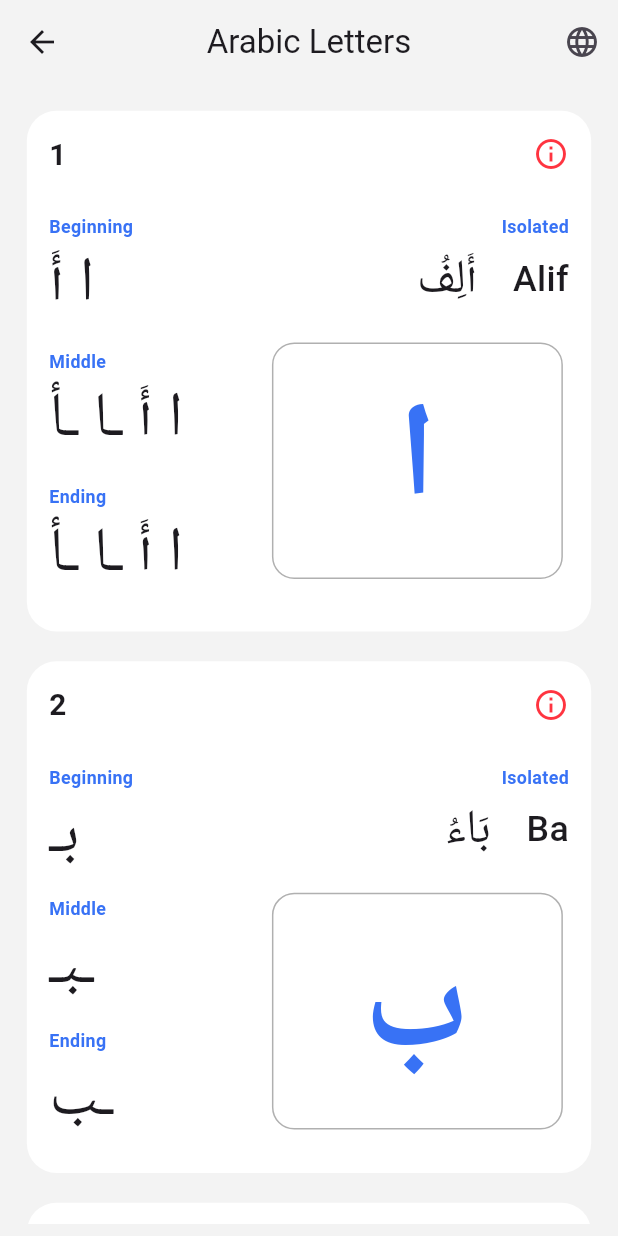
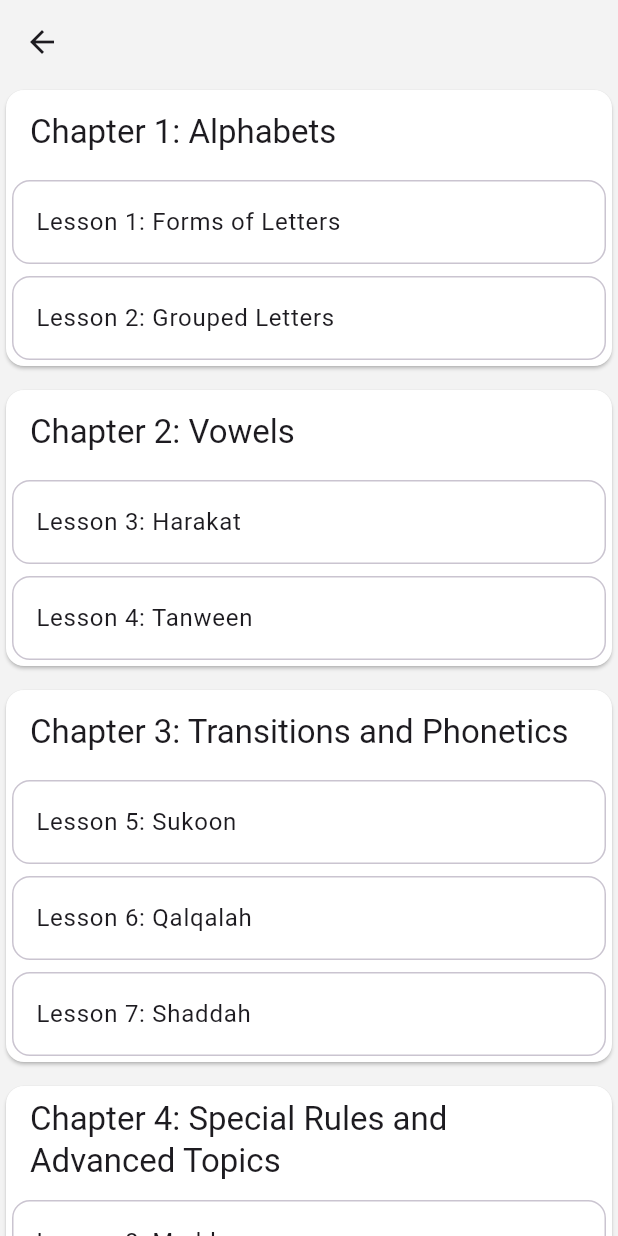
Before and after one commit to nuaiman/baqiyaat, a Flutter app: the DashboardScreen screen opened directly, after a tap on "Qaida", on a phone screen of 412 x 824 dp. Run offline on Flutter 3.47's test engine with Material 3 defaults, Android fonts, the phone set to English and light mode, and no system bars; our stand-ins replace flutter_riverpod, shared_preferences; accounts and stored records are empty.

Commit message:
added lesson two and qaida menu

```diff
--- a/lib/features/dashboard/screens/dashboard_screen.dart
+++ b/lib/features/dashboard/screens/dashboard_screen.dart
@@ -1,6 +1,7 @@
 import 'package:app/core/utils/navigators.dart';
-import 'package:app/features/qaida/ch1/screens/huruf_screen.dart';
 import 'package:flutter/material.dart';
+
+import '../../qaida/ch0_contents/screens/qaida_screen.dart';
 
 class DashboardScreen extends StatelessWidget {
   const DashboardScreen({super.key});
@@ -10,7 +11,7 @@ class DashboardScreen extends StatelessWidget {
     return Scaffold(
       body: ElevatedButton(
         onPressed: () {
-          navigateTo(context, HurufScreen());
+          navigateTo(context, QaidaScreen());
         },
         child: Text('Qaida'),
       ),
--- /dev/null
+++ b/lib/features/qaida/ch0_contents/screens/qaida_screen.dart
@@ -0,0 +1,219 @@
+import 'package:app/core/utils/navigators.dart';
+import 'package:app/features/qaida/ch1/screens/lesson_one_screen.dart';
+import 'package:flutter/material.dart';
+
+import '../../ch1/screens/lesson_two_screen.dart';
+
+class QaidaScreen extends StatelessWidget {
+  const QaidaScreen({super.key});
+
+  @override
+  Widget build(BuildContext context) {
+    // return Scaffold(
+    //   appBar: AppBar(title: Text('Qaida')),
+    //   body: ListView(
+    //     children: [
+    //       Card.outlined(
+    //         elevation: 0,
+    //         child: ListTile(
+    //           title: Text('Chapter 1: Alphabets'),
+    //           subtitle: Text('Arabic letters with various forms'),
+    //         ),
+    //       ),
+    //     ],
+    //   ),
+    // );
+    return Scaffold(
+      appBar: AppBar(),
+      body: SingleChildScrollView(
+        child: Column(
+          spacing: 8,
+          children: [
+            // Chapter 1: Alphabets
+            Card(
+              child: Column(
+                children: [
+                  ListTile(
+                    title: Text(
+                      'Chapter 1: Alphabets',
+                      style: Theme.of(context).textTheme.titleLarge,
+                    ),
+                  ),
+                  Card.outlined(
+                    child: ListTile(
+                      onTap: () {
+                        navigateTo(context, LessonOneScreen());
+                      },
+                      title: Text('Lesson 1: Forms of Letters'),
+                    ),
+                  ),
+                  Card.outlined(
+                    child: ListTile(
+                      onTap: () {
+                        navigateTo(context, Lesson2Screen());
+                      },
+                      title: Text('Lesson 2: Grouped Letters'),
+                    ),
+                  ),
+                ],
+              ),
+            ),
+
+            // Chapter 2: Vowels
+            Card(
+              child: Column(
+                children: [
+                  ListTile(
+                    title: Text(
+                      'Chapter 2: Vowels',
+                      style: Theme.of(context).textTheme.titleLarge,
+                    ),
+                  ),
+                  Card.outlined(
+                    child: ListTile(
+                      onTap: () {
+                        // navigate(context, Lesson3Screen());
+                      },
+                      title: Text('Lesson 3: Harakat'),
+                    ),
+                  ),
+                  Card.outlined(
+                    child: ListTile(
+                      onTap: () {
+                        // navigate(context, Lesson4Screen());
+                      },
+                      title: Text('Lesson 4: Tanween'),
+                    ),
+                  ),
+                ],
+              ),
+            ),
+
+            // Chapter 3: Transitions and Phonetics
+            Card(
+              child: Column(
+                children: [
+                  ListTile(
+                    title: Text(
+                      'Chapter 3: Transitions and Phonetics',
+                      style: Theme.of(context).textTheme.titleLarge,
+                    ),
+                  ),
+                  Card.outlined(
+                    child: ListTile(
+                      onTap: () {
+                        // navigate(context, Lesson5Screen());
+                      },
+                      title: Text('Lesson 5: Sukoon'),
+                    ),
+                  ),
+                  Card.outlined(
+                    child: ListTile(
+                      onTap: () {
+                        // navigate(context, Lesson6Screen());
+                      },
+                      title: Text('Lesson 6: Qalqalah'),
+                    ),
+                  ),
+                  Card.outlined(
+                    child: ListTile(
+                      onTap: () {
+                        // navigate(context, Lesson7Screen());
+                      },
+                      title: Text('Lesson 7: Shaddah'),
+                    ),
+                  ),
+                ],
+              ),
+            ),
+
+            // Chapter 4: Special Rules and Advanced Topics
+            Card(
+              child: Column(
+                children: [
+                  ListTile(
+                    title: Text(
+                      'Chapter 4: Special Rules and Advanced Topics',
+                      style: Theme.of(context).textTheme.titleLarge,
+                    ),
+                  ),
+                  Card.outlined(
+                    child: ListTile(
+                      onTap: () {
+                        // navigate(context, Lesson8Screen());
+                      },
+                      title: Text('Lesson 8: Madd'),
+                    ),
+                  ),
+                  Card.outlined(
+                    child: ListTile(
+                      onTap: () {
+                        // navigate(context, Lesson9Screen());
+                      },
+                      title: Text('Lesson 9: Idgham'),
+                    ),
+                  ),
+                  // Add more lessons as necessary
+                ],
+              ),
+            ),
+
+            // Chapter 5: Other Pronunciation Rules
+            Card(
+              child: Column(
+                children: [
+                  ListTile(
+                    title: Text(
+                      'Chapter 5: Other Pronunciation Rules',
+                      style: Theme.of(context).textTheme.titleLarge,
+                    ),
+                  ),
+                  Card.outlined(
+                    child: ListTile(
+                      onTap: () {
+                        // navigate(context, Lesson10Screen());
+                      },
+                      title: Text('Lesson 10: Ikhfa'),
+                    ),
+                  ),
+                  Card.outlined(
+                    child: ListTile(
+                      onTap: () {
+                        // navigate(context, Lesson11Screen());
+                      },
+                      title: Text('Lesson 11: Tafkhim and Tarqiq'),
+                    ),
+                  ),
+                  Card.outlined(
+                    child: ListTile(
+                      onTap: () {
+                        // navigate(context, Lesson12Screen());
+                      },
+                      title: Text('Lesson 12: Ghunnah'),
+                    ),
+                  ),
+                  Card.outlined(
+                    child: ListTile(
+                      onTap: () {
+                        // navigate(context, Lesson13Screen());
+                      },
+                      title: Text('Lesson 13: Al-Qalqalah Kubra'),
+                    ),
+                  ),
+                  Card.outlined(
+                    child: ListTile(
+                      onTap: () {
+                        // navigate(context, Lesson14Screen());
+                      },
+                      title: Text('Lesson 14: Raa Rules'),
+                    ),
+                  ),
+                ],
+              ),
+            ),
+          ],
+        ),
+      ),
+    );
+  }
+}
--- a/lib/features/qaida/ch1/screens/huruf_screen.dart
+++ b/lib/features/qaida/ch1/screens/lesson_one_screen.dart
@@ -5,10 +5,10 @@ import 'package:flutter_riverpod/flutter_riverpod.dart';
 
 import '../../../../core/notifiers/orientation_notifier.dart';
 import '../notifiers/huruf_notifier.dart';
-import '../widgets/harf_card.dart';
+import '../widgets/lesson_one_card.dart';
 
-class HurufScreen extends ConsumerWidget {
-  const HurufScreen({super.key});
+class LessonOneScreen extends ConsumerWidget {
+  const LessonOneScreen({super.key});
 
   @override
   Widget build(BuildContext context, WidgetRef ref) {
@@ -44,12 +44,13 @@ class HurufScreen extends ConsumerWidget {
                           crossAxisSpacing: 10,
                         ),
                     itemBuilder:
-                        (context, index) => HarfCard(harf: huruf[index]),
+                        (context, index) => LessonOneCard(harf: huruf[index]),
                   ),
                 )
                 : ListView.builder(
                   itemCount: huruf.length,
-                  itemBuilder: (context, index) => HarfCard(harf: huruf[index]),
+                  itemBuilder:
+                      (context, index) => LessonOneCard(harf: huruf[index]),
                 ),
       ),
     );
--- a/lib/features/qaida/ch1/widgets/harf_card.dart
+++ b/lib/features/qaida/ch1/widgets/lesson_one_card.dart
@@ -6,8 +6,8 @@ import 'package:flutter/material.dart';
 import 'package:flutter_riverpod/flutter_riverpod.dart';
 import '../../../../core/models/harf_model.dart';
 
-class HarfCard extends ConsumerWidget {
-  const HarfCard({super.key, required this.harf});
+class LessonOneCard extends ConsumerWidget {
+  const LessonOneCard({super.key, required this.harf});
 
   final Harf harf;
 
--- a/lib/main.dart
+++ b/lib/main.dart
@@ -5,7 +5,7 @@ import 'package:flutter_riverpod/flutter_riverpod.dart';
 import 'core/notifiers/app_theme_notifier.dart';
 import 'core/notifiers/orientation_notifier.dart';
 import 'core/theme/app_theme.dart';
-import 'features/qaida/ch1/screens/huruf_screen.dart';
+import 'features/dashboard/screens/dashboard_screen.dart';
 
 void main() async {
   WidgetsFlutterBinding.ensureInitialized();
@@ -33,7 +33,7 @@ class AlBaqiyaatApp extends ConsumerWidget {
       theme: AppTheme.lightThemeMode,
       darkTheme: AppTheme.darkThemeMode,
       themeMode: ThemeMode.system,
-      home: HurufScreen(),
+      home: DashboardScreen(),
     );
   }
 }
```
Also changed, not shown: lib/features/qaida/ch1/screens/lesson_two_screen.dart (added, +70 -0 lines), lib/features/qaida/ch1/widgets/harf_card_simple.dart (+76 -76 lines), lib/features/qaida/ch1/widgets/lesson_two_card.dart (added, +82 -0 lines).
